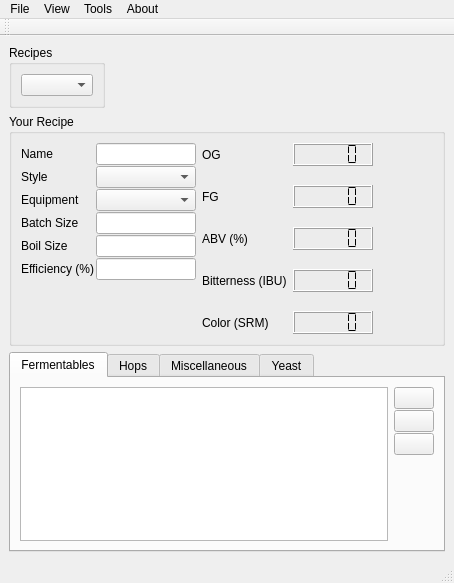
Qt form mainWindow.ui (Brewtarget/brewtarget) before a commit.
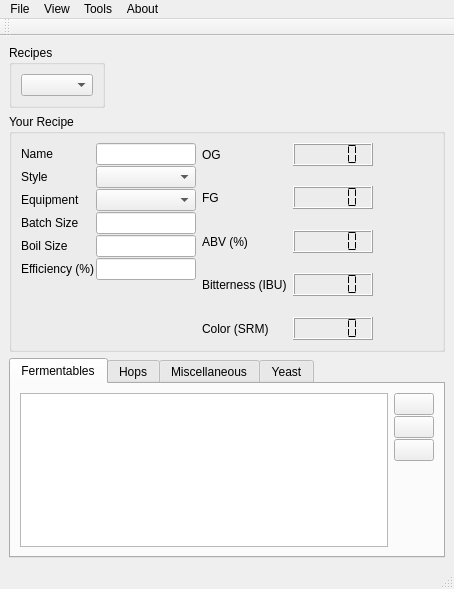
The same form after that commit. Icons and pictures are not drawn. Custom widgets are drawn as their Qt base class.

Diff of the .ui file:
```diff
--- a/mainWindow.ui
+++ b/mainWindow.ui
@@ -7,7 +7,7 @@
     <x>0</x>
     <y>0</y>
     <width>454</width>
-    <height>583</height>
+    <height>589</height>
    </rect>
   </property>
   <property name="windowTitle">
```
Left out of the diff: 8 changed lines with no effect on the pictures. Lines whose indentation alone changed are shown as unchanged.
